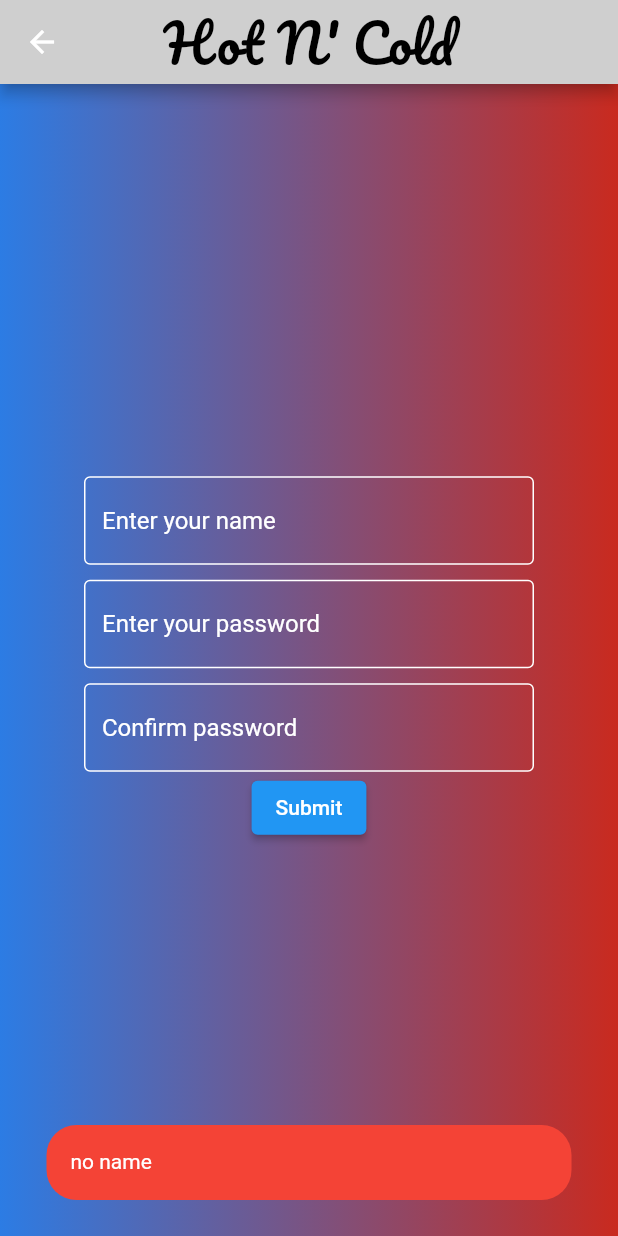
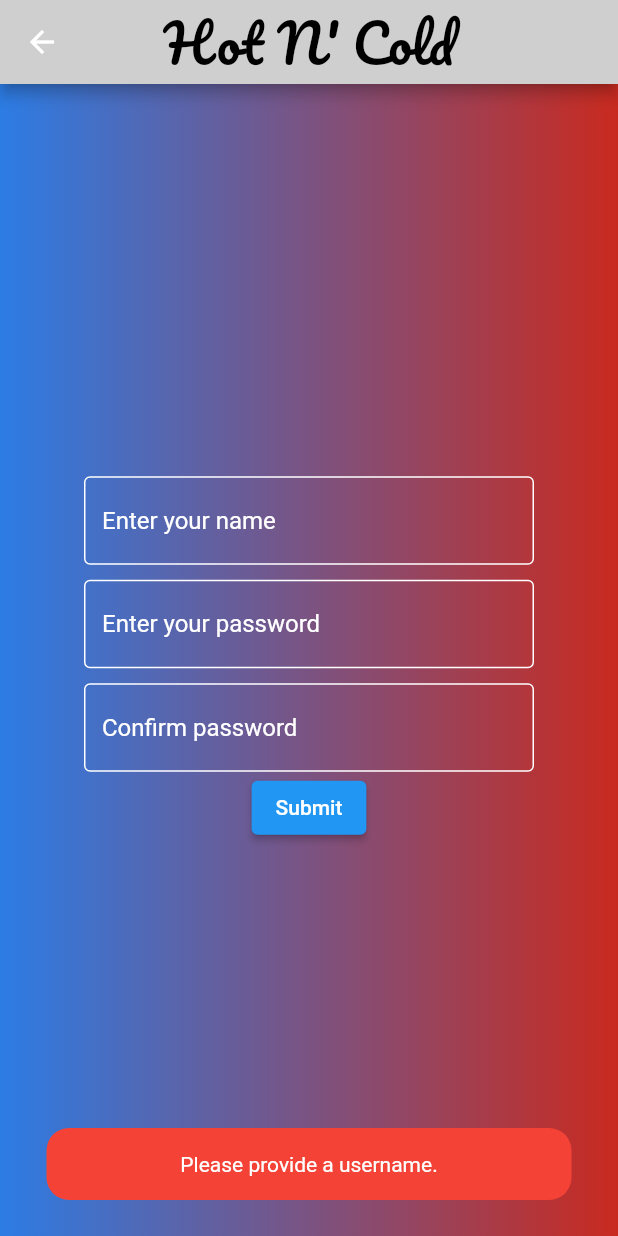
Before and after one commit to pclmatos/scmu-tp, a Flutter app: the RegisterPage screen opened directly, after a tap on "Submit", on a phone screen of 412 x 824 dp. Run offline on Flutter 3.47's test engine with Material 2 defaults, Android fonts, the phone set to English and light mode, and no system bars; our stand-ins replace google_fonts.

Commit message:
error messages done for register page

```diff
--- /dev/null
+++ b/lib/messages.dart
@@ -0,0 +1,32 @@
+import 'package:flutter/material.dart';
+
+Container errorMessage(
+    BuildContext context, String name, String pwd, String confirm) {
+  return Container(
+    padding: const EdgeInsets.all(16),
+    decoration: const BoxDecoration(
+      color: Colors.red,
+      borderRadius: BorderRadius.all(Radius.circular(15)),
+    ),
+    child: Text(
+      message(name, pwd, confirm),
+      textAlign: TextAlign.center,
+    ),
+  );
+}
+
+String message(String name, String pwd, String confirm) {
+  String error = "";
+
+  if (name == "") {
+    error = "Please provide a username.";
+  } else if (pwd == "") {
+    error = "Please provide a password.";
+  } else if (confirm == "") {
+    error = "Please confirm your password.";
+  } else if (confirm.compareTo(pwd) < 0) {
+    error = "Password and confirmation don't match.";
+  }
+
+  return error;
+}
--- a/lib/pages/register.dart
+++ b/lib/pages/register.dart
@@ -1,4 +1,5 @@
 import 'package:flutter/material.dart';
+import 'package:hotncold/messages.dart';
 import 'package:hotncold/models/header.dart';
 import 'package:hotncold/models/background.dart';
 
@@ -100,18 +101,13 @@ class _RegisterPageState extends State<RegisterPage> {
                             pwd = pwdController.text;
                             confirm = confirmController.text;
                           });
-
-                          if (name == null || name == "") {
+                          if (name == "" ||
+                              pwd == "" ||
+                              confirm == "" ||
+                              confirm.compareTo(pwd) < 0) {
                             ScaffoldMessenger.of(context).showSnackBar(SnackBar(
-                              content: Container(
-                                padding: const EdgeInsets.all(16),
-                                height: 50,
-                                decoration: const BoxDecoration(
-                                    color: Colors.red,
-                                    borderRadius:
-                                        BorderRadius.all(Radius.circular(20))),
-                                child: const Text("no name"),
-                              ),
+                              content:
+                                  errorMessage(context, name, pwd, confirm),
                               behavior: SnackBarBehavior.floating,
                               backgroundColor: Colors.transparent,
                               elevation: 0,
```
